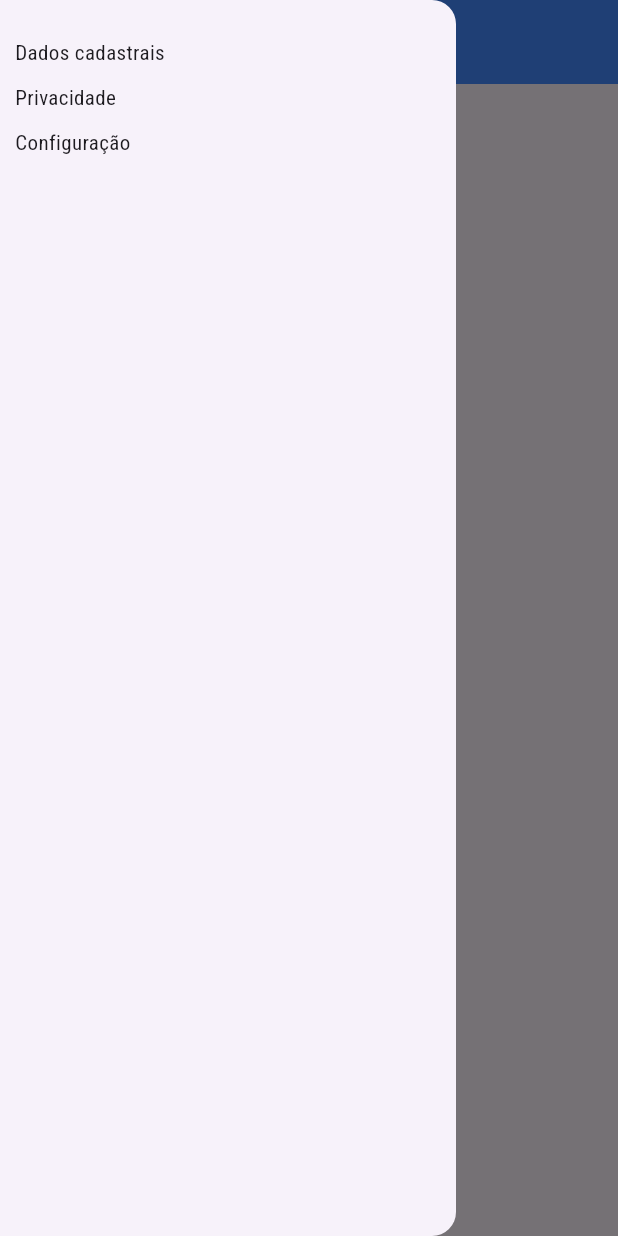
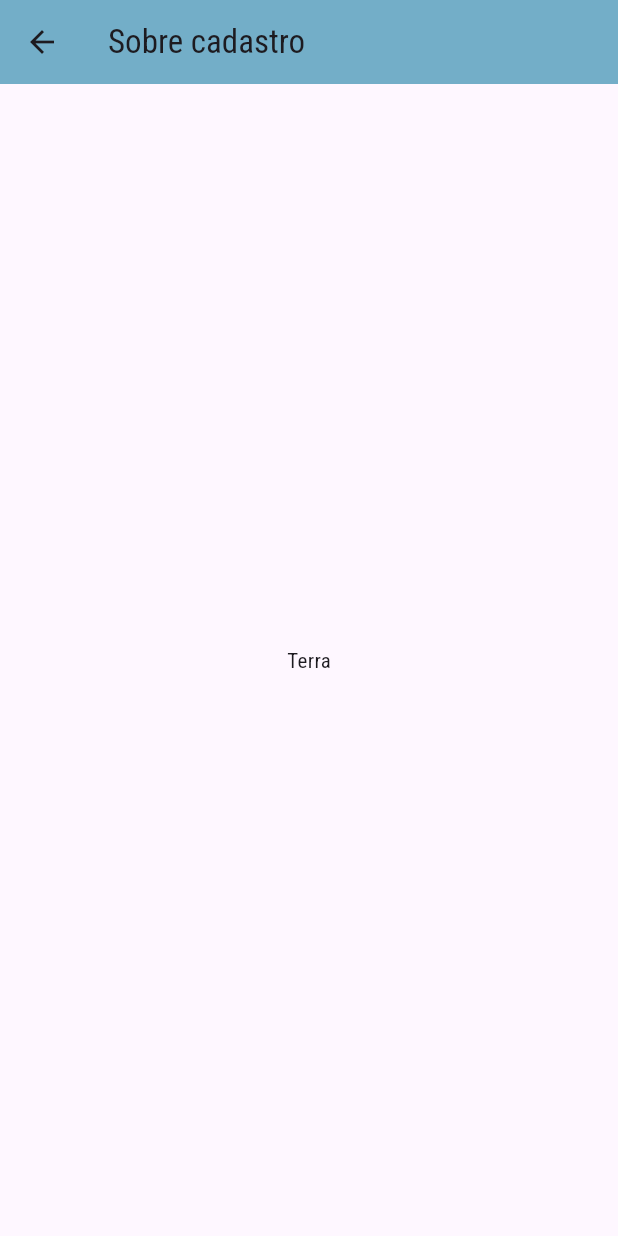
Before and after one commit to RogerioNogueira/trilhaapp, a Flutter app: the MainPage screen opened directly, in the side drawer, after a tap on "Dados cadastrais", on a phone screen of 412 x 824 dp. Run offline on Flutter 3.47's test engine with Material 3 defaults, Android fonts, the phone set to English and light mode, and no system bars; our stand-ins replace google_fonts; network calls fail.

Commit message:
new file:   lib/pages/dados_cadastrais.dart 	modified:   lib/pages/main_page.dart 	modified:   lib/pages/myapp.dart 	new file:   lib/pages/pagina1.dart 	new file:   lib/pages/pagina2.dart 	new file:   lib/pages/pagina3.dart

```diff
--- /dev/null
+++ b/lib/pages/dados_cadastrais.dart
@@ -0,0 +1,18 @@
+import 'package:flutter/material.dart';
+
+class DadosCadastrais extends StatelessWidget {
+  final String nomeDatela;
+  const DadosCadastrais({super.key, required this.nomeDatela});
+
+  @override
+  Widget build(BuildContext context) {
+    return Scaffold(
+      appBar: AppBar(
+        title: Text(nomeDatela),
+      ),
+      body: const Center(
+        child: Text('Terra'),
+      ),
+    );
+  }
+}
--- a/lib/pages/main_page.dart
+++ b/lib/pages/main_page.dart
@@ -1,6 +1,8 @@
-import 'dart:ffi';
-
 import 'package:flutter/material.dart';
+import 'package:trilhaapp/pages/dados_cadastrais.dart';
+import 'package:trilhaapp/pages/pagina1.dart';
+import 'package:trilhaapp/pages/pagina2.dart';
+import 'package:trilhaapp/pages/pagina3.dart';
 
 class MainPage extends StatefulWidget {
   const MainPage({super.key});
@@ -10,41 +12,85 @@ class MainPage extends StatefulWidget {
 }
 
 class _MainPageState extends State<MainPage> {
+  PageController controleDePagina = PageController(initialPage: 0);
+  int posicaopagina = 0;
   @override
   Widget build(BuildContext context) {
     return Scaffold(
-      appBar: AppBar(title: Text('Main menu')),
+      appBar: AppBar(title: const Text('Main menu')),
       drawer: Drawer(
         child: Padding(
           padding: const EdgeInsets.symmetric(horizontal: 10, vertical: 20),
           child: Column(
-            crossAxisAlignment: CrossAxisAlignment.start,
+            mainAxisAlignment: MainAxisAlignment.spaceAround,
             children: [
               InkWell(
                 child: Container(
-                    padding: EdgeInsets.symmetric(vertical: 5),
+                    padding: const EdgeInsets.symmetric(vertical: 5),
                     width: double.infinity,
-                    child: const Text('Dados cadastrais')),
+                    child: const Text(
+                      'Dados cadastrais',
+                      style: TextStyle(fontSize: 20),
+                    )),
+                onTap: () {
+                  Navigator.pop(context); //Fecha o menu quando chama tela
+
+                  Navigator.push(
+                      context,
+                      MaterialPageRoute(
+                          builder: (context) => const DadosCadastrais(
+                              nomeDatela: 'Sobre cadastro')));
+                },
+              ),
+              InkWell(
+                child: Container(
+                    padding: const EdgeInsets.symmetric(vertical: 5),
+                    width: double.infinity,
+                    child: const Text(
+                      'Privacidade',
+                      style: TextStyle(fontSize: 20),
+                    )),
                 onTap: () {},
               ),
               InkWell(
                 child: Container(
-                    padding: EdgeInsets.symmetric(vertical: 5),
+                    padding: const EdgeInsets.symmetric(vertical: 5),
                     width: double.infinity,
-                    child: const Text('Privacidade')),
-                onTap: () {},
-              ),
-              InkWell(
-                child: Container(
-                    padding: EdgeInsets.symmetric(vertical: 5),
-                    width: double.infinity,
-                    child: const Text('Configuração')),
+                    child: const Text(
+                      'Configuração',
+                      style: TextStyle(fontSize: 20),
+                    )),
                 onTap: () {},
               ),
             ],
           ),
         ),
       ),
+      body: Column(
+        children: [
+          Expanded(
+            child: PageView(
+              controller: controleDePagina,
+              onPageChanged: (value) => setState(() {
+                posicaopagina = value;
+              }),
+              // scrollDirection: Axis.vertical, //Direcao do giro da troca de pagina
+              children: const [pagina1Page(), pagina2Page(), Pagina3Page()],
+            ),
+          ),
+          BottomNavigationBar(
+              onTap: (value) {
+                controleDePagina.jumpToPage(value);
+              },
+              currentIndex: posicaopagina,
+              items: const [
+                BottomNavigationBarItem(icon: Icon(Icons.home), label: 'Home'),
+                BottomNavigationBarItem(icon: Icon(Icons.edit), label: 'Edit'),
+                BottomNavigationBarItem(
+                    icon: Icon(Icons.exit_to_app), label: 'Exit'),
+              ])
+        ],
+      ),
     );
   }
 }
--- /dev/null
+++ b/lib/pages/pagina1.dart
@@ -0,0 +1,19 @@
+import 'package:flutter/material.dart';
+
+// ignore: camel_case_types
+class pagina1Page extends StatefulWidget {
+  const pagina1Page({super.key});
+
+  @override
+  State<pagina1Page> createState() => _pagina1PageState();
+}
+
+// ignore: camel_case_types
+class _pagina1PageState extends State<pagina1Page> {
+  @override
+  Widget build(BuildContext context) {
+    return Container(
+      color: Colors.white10,
+    );
+  }
+}
```
Also changed, not shown: lib/pages/myapp.dart (+5 -2 lines), lib/pages/pagina2.dart (added, +19 -0 lines), lib/pages/pagina3.dart (added, +17 -0 lines).
